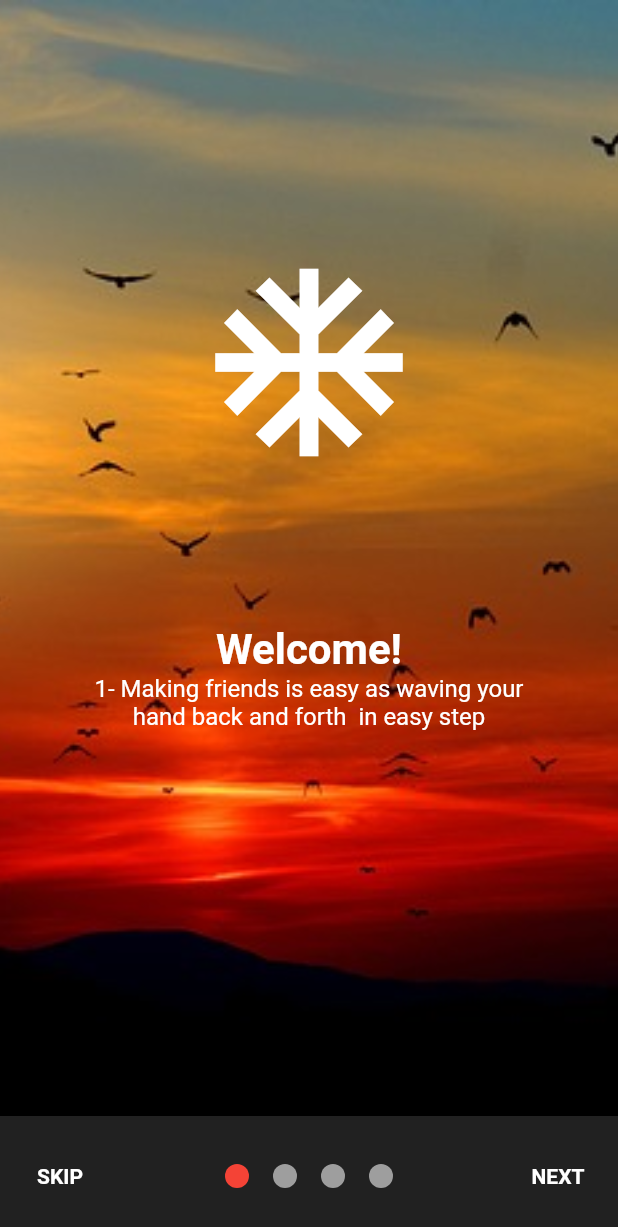
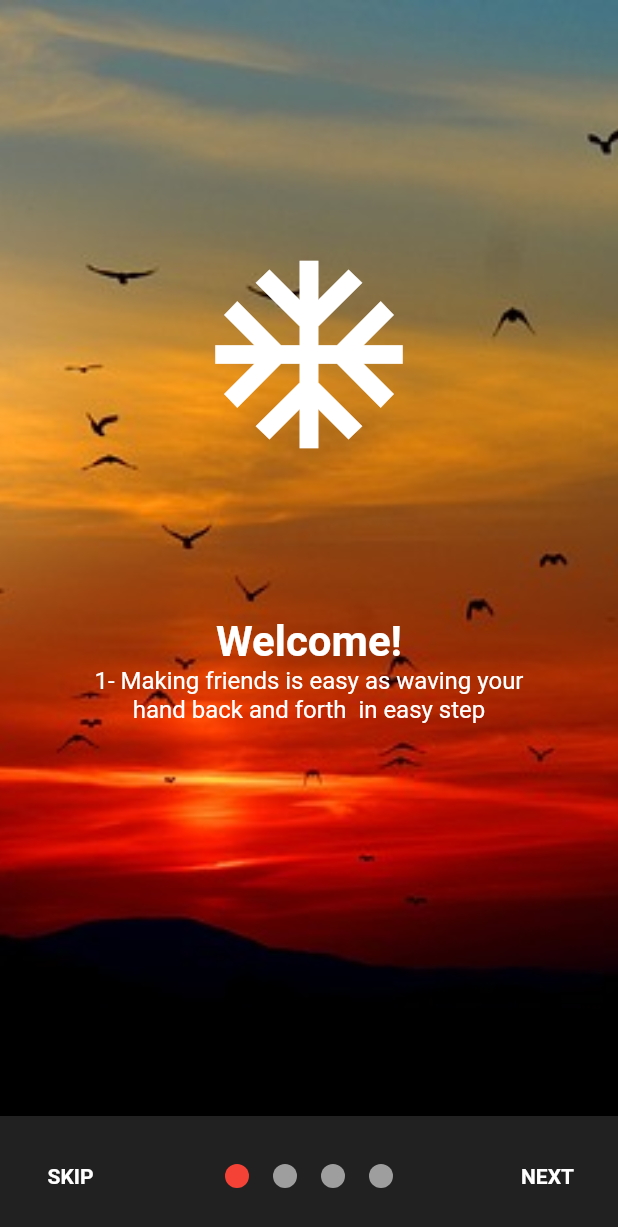
Before and after one commit to sliman2000/OnBoarding-With-Flutter, a Flutter app: the screen it shows after launch, on a phone screen of 412 x 824 dp. Shown: the top 1227 px of the screen. Run offline on Flutter 3.47's test engine with Material 2 defaults, Android fonts, the phone set to English and light mode, and no system bars; drawn by our look-alikes of smooth_page_indicator; our stand-ins replace firebase_core, shared_preferences; accounts and stored records are empty.

Commit message:
Update onboarding.dart

```diff
--- a/lib/screens/onboarding.dart
+++ b/lib/screens/onboarding.dart
@@ -40,10 +40,8 @@ class _OnBoardingState extends State<OnBoarding> {
     _addPages();
 
     return Scaffold(
-      body: Stack(
-        children: [
-          Container(
-            padding: EdgeInsets.only(bottom: 70),
+      body: Container(
+        padding: EdgeInsets.only(bottom: 80),
         child: PageView.builder(
           controller: controller,
           itemBuilder: ((context, index) {
@@ -56,7 +54,8 @@ class _OnBoardingState extends State<OnBoarding> {
                         fit: BoxFit.cover),
                   ),
                 ),
-                    Column(
+                Center(
+                  child: Column(
                     crossAxisAlignment: CrossAxisAlignment.center,
                     mainAxisAlignment: MainAxisAlignment.center,
                     children: <Widget>[
@@ -86,6 +85,7 @@ class _OnBoardingState extends State<OnBoarding> {
                       ),
                     ],
                   ),
+                ),
               ],
             );
           }),
@@ -95,12 +95,10 @@ class _OnBoardingState extends State<OnBoarding> {
           }),
         ),
       ),
-        ],
-      ),
       bottomSheet: isLastPage
           ? SizedBox(
               width: double.infinity,
-              height: 70,
+              height: 80,
               child: ElevatedButton(
                   child: Text(
                     'GET STARTED',
@@ -119,7 +117,7 @@ class _OnBoardingState extends State<OnBoarding> {
                   }))
           : Container(
               color: Colors.grey.shade900,
-              padding: EdgeInsets.symmetric(horizontal: 8),
+              padding: EdgeInsets.symmetric(horizontal: 15),
               height: 80,
               child: Row(
                 mainAxisAlignment: MainAxisAlignment.spaceBetween,
```
Lines whose indentation alone changed are shown as unchanged.
